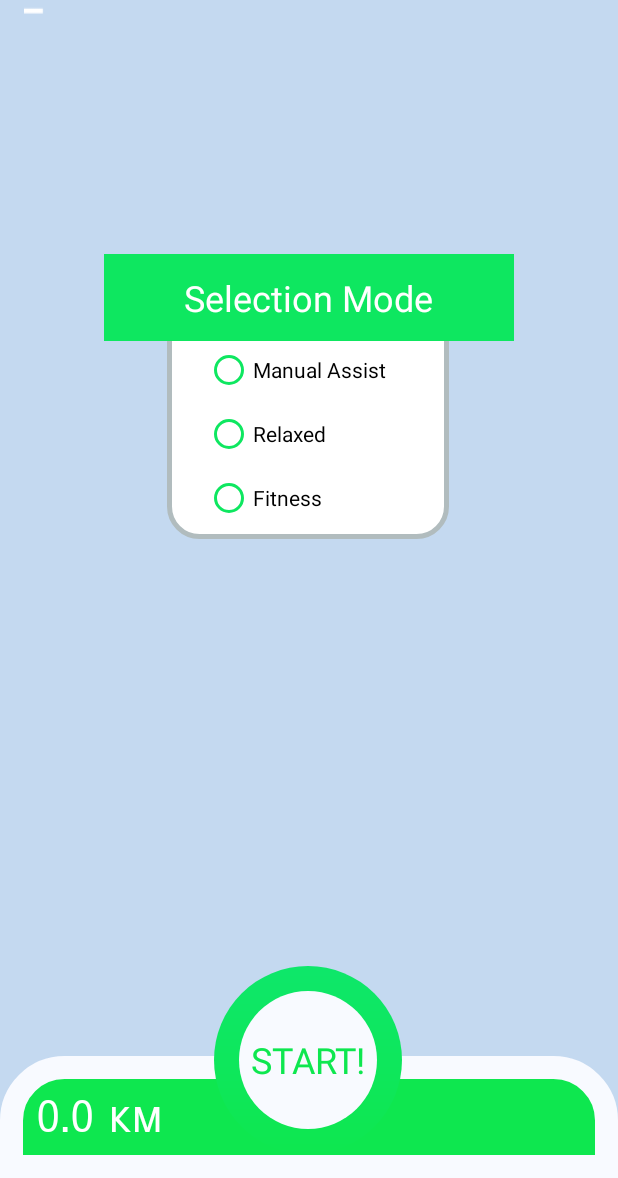
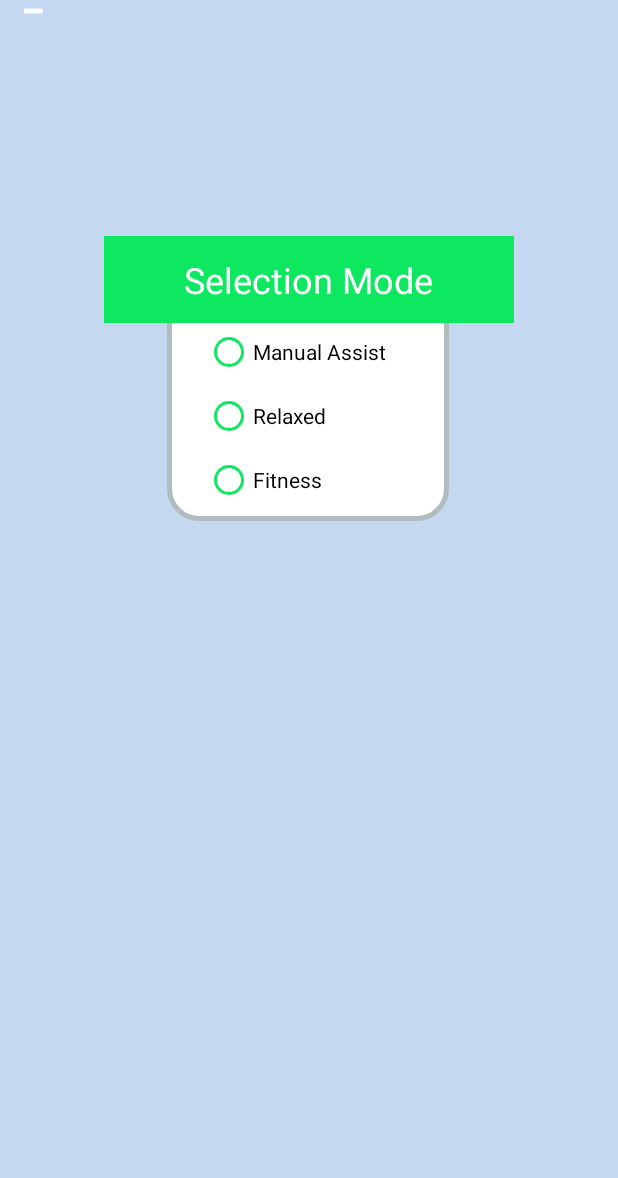
Before and after one commit to maheshc7/PedalEze, an Android app: the MapsActivity screen opened directly, with no data from a screen before it, on a phone screen of 412 x 824 dp, the part 58-1236 px from its top. Run offline under Robolectric (Android 15) with nearby library versions, the phone set to English and light mode, and no system bars; Roboto replaces fonts that are not available here.

Commit message:
Update: Animation

```diff
--- a/app/src/main/java/com/smazee/product/pedaleze/MapsActivity.java
+++ b/app/src/main/java/com/smazee/product/pedaleze/MapsActivity.java
@@ -5,6 +5,7 @@ import android.content.Intent;
 import android.content.pm.PackageManager;
 import android.location.Location;
 import android.location.LocationListener;
+import android.support.constraint.ConstraintLayout;
 import android.support.v4.app.ActivityCompat;
 import android.support.v4.app.FragmentActivity;
 import android.os.Bundle;
@@ -28,6 +29,7 @@ import java.util.Calendar;
 public class MapsActivity extends FragmentActivity implements OnMapReadyCallback, LocationListener {
 
     protected GoogleMap mMap;
+    ConstraintLayout dist_layout,mode_layout;
     static double lon1 = 0, lon2 = 0, lat1 = 0, lat2 = 0;
     //LocationManager locationManager;
     TextView distTxt;
@@ -37,7 +39,6 @@ public class MapsActivity extends FragmentActivity implements OnMapReadyCallback
     static float prevDist=0;
     static Intent toService;
     String bpm;
-    Calendar startTime,stopTime;
     static TextView heart_rate;
     @Override
     protected void onCreate(Bundle savedInstanceState) {
@@ -47,10 +48,13 @@ public class MapsActivity extends FragmentActivity implements OnMapReadyCallback
         SupportMapFragment mapFragment = (SupportMapFragment) getSupportFragmentManager()
                 .findFragmentById(R.id.map);
         mapFragment.getMapAsync(this);
+        dist_layout = findViewById(R.id.dist_layout);
+        mode_layout = findViewById(R.id.select_mode_layout);
         distTxt = findViewById(R.id.distText);
         goBtn = findViewById(R.id.goBtn);
         heart_rate = findViewById(R.id.heart_rate_map);
         radioGroup = findViewById(R.id.mode_group);
+        dist_layout.animate().translationY(300).alpha(0.0f);
         Intent intent = getIntent();
         bpm = intent.getStringExtra("bpm");
         heart_rate.setText(bpm);
@@ -170,6 +174,8 @@ public class MapsActivity extends FragmentActivity implements OnMapReadyCallback
             goBtn.setText("START!");
             distTxt.setText("0.0 km");
             mMap.clear();
+            dist_layout.animate().translationY(300);
+            mode_layout.animate().translationY(0).alpha(1.0f);
             heart_rate.setVisibility(View.INVISIBLE);
         }
     }
@@ -181,10 +187,9 @@ public class MapsActivity extends FragmentActivity implements OnMapReadyCallback
             Toast.makeText(MapsActivity.this,"Nothing selected", Toast.LENGTH_SHORT).show();
         }
         else{
-            LinearLayout selection_layout = findViewById(R.id.selection_layout);
-            LinearLayout mode_layout = findViewById(R.id.mode_layout);
-            selection_layout.setVisibility(View.GONE);
-            mode_layout.setVisibility(View.GONE);
+            mode_layout.animate().translationY(-1000).alpha(0.0f).setDuration(1500);
+            goBtn.animate().rotationBy(360).setDuration(2000);
+            dist_layout.animate().translationY(0).alpha(1.0f).setDuration(1500);
             Toast.makeText(MapsActivity.this,mode.getText()+" Mode ON!", Toast.LENGTH_SHORT).show();
         }
     }
--- a/app/src/main/res/layout/activity_maps.xml
+++ b/app/src/main/res/layout/activity_maps.xml
@@ -31,12 +31,12 @@
         app:layout_constraintHorizontal_bias="0.0"
         app:layout_constraintStart_toStartOf="parent"
         app:layout_constraintTop_toTopOf="parent"
-        app:layout_constraintVertical_bias="0.688"
         tools:context=".view.MapsActivity" />
 
     <android.support.constraint.ConstraintLayout
         android:layout_width="match_parent"
         android:layout_height="match_parent"
+        android:animateLayoutChanges="true"
         app:layout_constraintBottom_toBottomOf="parent"
         app:layout_constraintEnd_toEndOf="parent"
         app:layout_constraintHorizontal_bias="0.0"
@@ -45,9 +45,18 @@
         app:layout_constraintVertical_bias="0.0">
 
         <android.support.constraint.ConstraintLayout
+            android:id="@+id/dist_layout"
+            android:layout_width="match_parent"
+            android:layout_height="wrap_content"
+            app:layout_constraintBottom_toBottomOf="parent"
+            app:layout_constraintEnd_toEndOf="parent"
+            app:layout_constraintStart_toStartOf="parent">
+
+            <android.support.constraint.ConstraintLayout
                 android:id="@+id/constraintLayout"
                 android:layout_width="0dp"
                 android:layout_height="81dp"
+                android:animateLayoutChanges="true"
                 android:background="@drawable/map_bg"
                 app:layout_constraintBottom_toBottomOf="parent"
                 app:layout_constraintEnd_toEndOf="parent"
@@ -104,6 +113,19 @@
                 app:layout_constraintHorizontal_bias="0.498"
                 app:layout_constraintStart_toStartOf="parent" />
 
+        </android.support.constraint.ConstraintLayout>
+
+        <android.support.constraint.ConstraintLayout
+            android:id="@+id/select_mode_layout"
+            android:layout_width="wrap_content"
+            android:layout_height="wrap_content"
+            android:layout_marginStart="8dp"
+            android:layout_marginTop="180dp"
+            android:layout_marginEnd="8dp"
+            app:layout_constraintEnd_toEndOf="parent"
+            app:layout_constraintStart_toStartOf="parent"
+            app:layout_constraintTop_toTopOf="parent">
+
             <LinearLayout
                 android:id="@+id/mode_layout"
                 android:layout_width="188dp"
@@ -111,11 +133,14 @@
                 android:layout_marginStart="8dp"
                 android:layout_marginTop="36dp"
                 android:layout_marginEnd="8dp"
+                android:layout_marginBottom="8dp"
+                android:animateLayoutChanges="true"
                 android:background="@drawable/mode_bg"
                 android:dividerPadding="5sp"
                 android:orientation="vertical"
                 android:paddingLeft="20sp"
                 android:paddingTop="20sp"
+                app:layout_constraintBottom_toBottomOf="parent"
                 app:layout_constraintEnd_toEndOf="@+id/selection_layout"
                 app:layout_constraintHorizontal_bias="0.492"
                 app:layout_constraintStart_toStartOf="@+id/selection_layout"
@@ -160,12 +185,14 @@
                 android:layout_width="273dp"
                 android:layout_height="58dp"
                 android:layout_marginStart="8dp"
-            android:layout_marginTop="208dp"
+                android:layout_marginTop="16dp"
                 android:layout_marginEnd="8dp"
+                android:animateLayoutChanges="true"
                 android:background="@color/colorAccent"
                 android:gravity="center"
                 android:orientation="vertical"
                 app:layout_constraintEnd_toEndOf="parent"
+                app:layout_constraintHorizontal_bias="0.0"
                 app:layout_constraintStart_toStartOf="parent"
                 app:layout_constraintTop_toTopOf="parent">
 
@@ -184,3 +211,5 @@
         </android.support.constraint.ConstraintLayout>
 
     </android.support.constraint.ConstraintLayout>
+
+</android.support.constraint.ConstraintLayout>
```
Lines whose indentation alone changed are shown as unchanged.
